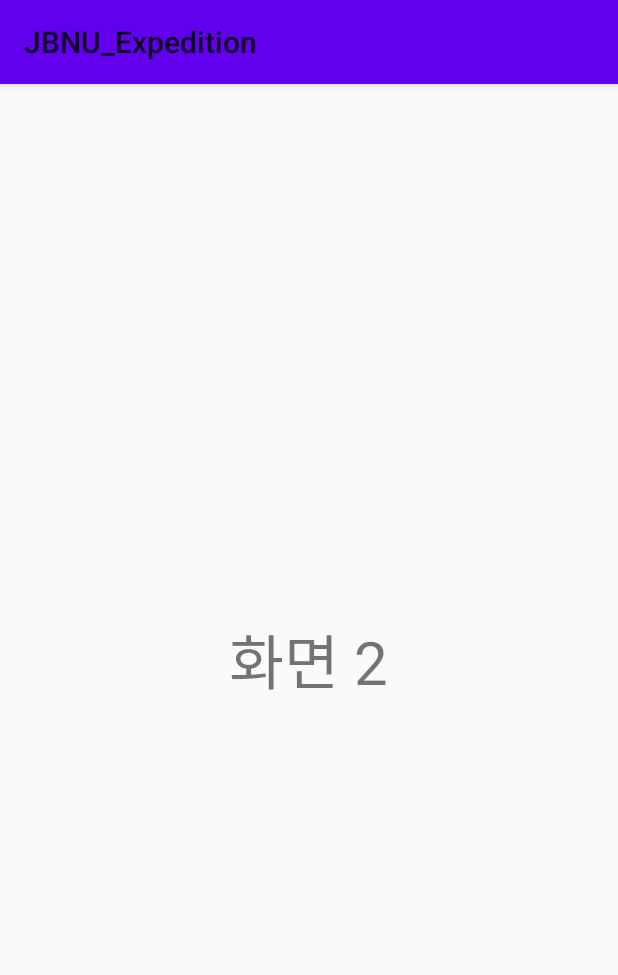
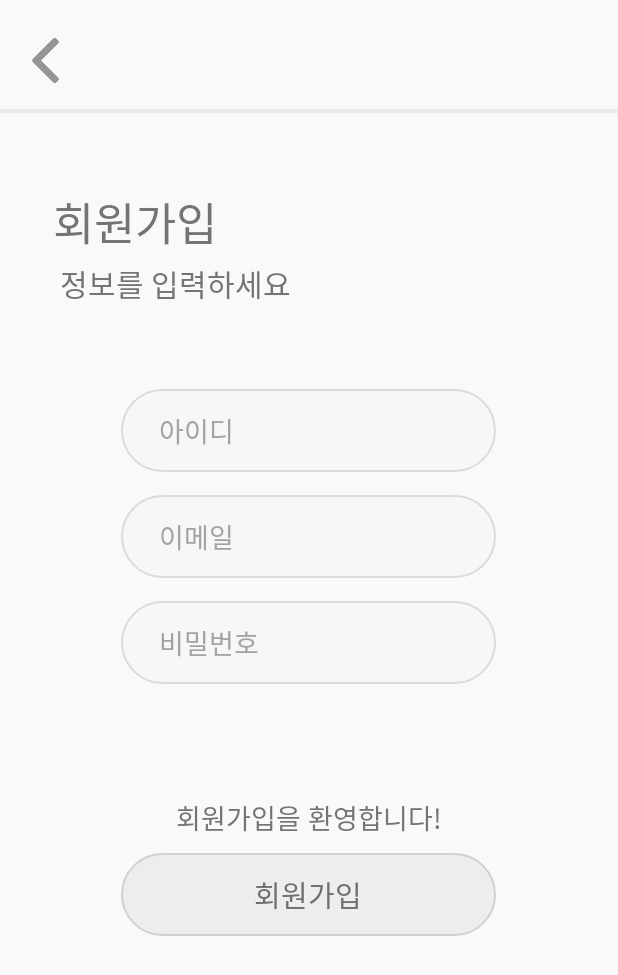
Before and after one commit to HyeSunJeong/JBNU_Expedition, an Android app: the screen it shows after launch (SignUp), after a tap on "회원가입", on a phone screen of 412 x 824 dp. Shown: the top 975 px of the screen. Run offline under Robolectric (Android 15) with nearby library versions, the phone set to English and light mode, and no system bars; our stand-ins replace Firebase (no records; nobody signed in at launch, a user with empty details on screens opened directly).

Commit message:
sign-up 화면 구현 및 firebase 연결

```diff
--- a/app/src/main/java/kr/ac/jbnu/se/JBNU_Expedition/SignIn.java
+++ b/app/src/main/java/kr/ac/jbnu/se/JBNU_Expedition/SignIn.java
@@ -3,39 +3,62 @@ package kr.ac.jbnu.se.JBNU_Expedition;
 import android.content.Intent;
 import android.os.Bundle;
 import android.view.View;
-import android.widget.Button;
+import android.widget.EditText;
 import android.widget.ImageButton;
 import android.widget.TextView;
 import android.widget.Toast;
 
+import androidx.annotation.NonNull;
 import androidx.appcompat.app.AppCompatActivity;
+
+import com.google.android.gms.tasks.OnCompleteListener;
+import com.google.android.gms.tasks.Task;
+import com.google.firebase.FirebaseApp;
+import com.google.firebase.auth.AuthResult;
+import com.google.firebase.auth.FirebaseAuth;
+import com.google.firebase.auth.FirebaseUser;
 
 public class SignIn extends AppCompatActivity {
 
     // 변수 선언
-    ImageButton sign_in_btn;
-    TextView sign_up_btn;
+    private FirebaseAuth firebaseAuth;
+    private FirebaseAuth.AuthStateListener firebaseAuthListener;
+    private EditText signInEmail;
+    private EditText signInPassword;
+    private ImageButton signInBtn;
+    private TextView signUpBtn;
 
     @Override
     protected void onCreate(Bundle savedInstanceState) {
         super.onCreate(savedInstanceState);
         setContentView(R.layout.sign_in);
+        FirebaseApp.initializeApp(this);
 
         // 변수와 xml 파일의 id 연결
-        sign_in_btn = findViewById(R.id.sign_in_btn);
-        sign_up_btn = findViewById(R.id.sign_up_btn);
+        firebaseAuth = FirebaseAuth.getInstance();
 
-        // 로그인 버튼
-        sign_in_btn.setOnClickListener(new View.OnClickListener() {
+        signInEmail = (EditText) findViewById(R.id.sign_in_email);
+        signInPassword = (EditText) findViewById(R.id.sign_in_password);
+
+        signInBtn = (ImageButton) findViewById(R.id.sign_in_btn);
+        signUpBtn = (TextView) findViewById(R.id.sign_up_btn);
+
+
+
+        // 로그인 버튼: 공백 구별
+        signInBtn.setOnClickListener(new View.OnClickListener() {
             @Override
             public void onClick(View view) {
-                Intent intent = new Intent(getApplicationContext(), Map.class);
-                startActivity(intent);
+                if (!signInEmail.getText().toString().equals("") && !signInPassword.getText().toString().equals("")) {
+                    loginUser(signInEmail.getText().toString(), signInPassword.getText().toString());
+                } else {
+                    Toast.makeText(SignIn.this, "이메일과 비밀번호를 입력하세요.", Toast.LENGTH_LONG).show();
+                }
             }
         });
 
         // 회원가입 버튼
-        sign_up_btn.setOnClickListener(new View.OnClickListener() {
+        signUpBtn.setOnClickListener(new View.OnClickListener() {
             @Override
             public void onClick(View view) {
                 Intent intent = new Intent(getApplicationContext(), SignUp.class);
@@ -43,4 +66,40 @@ public class SignIn extends AppCompatActivity {
             }
         });
     }
+
+    // 로그인 버튼: 성공 및 실패
+    public void loginUser(String email, String password) {
+        firebaseAuth.signInWithEmailAndPassword(email, password)
+                .addOnCompleteListener(this, new OnCompleteListener<AuthResult>() {
+                    @Override
+                    public void onComplete(@NonNull Task<AuthResult> task) {
+                        if (task.isSuccessful()) {
+                            // 로그인 성공
+                            Toast.makeText(SignIn.this, "로그인 성공", Toast.LENGTH_SHORT).show();
+                            firebaseAuth.addAuthStateListener(firebaseAuthListener);
+                            Intent intent = new Intent(getApplicationContext(), Map.class);
+                            startActivity(intent);
+
+                        } else {
+                            // 로그인 실패
+                            Toast.makeText(SignIn.this, "아이디 또는 비밀번호가 일치하지 않습니다.", Toast.LENGTH_SHORT).show();
+                        }
+                    }
+                });
+    }
+
+    // 파이어베이스 실행, 중지
+    @Override
+    protected void onStart() {
+        super.onStart();
+    }
+
+    @Override
+    protected void onStop() {
+        super.onStop();
+        if (firebaseAuthListener != null) {
+            firebaseAuth.removeAuthStateListener(firebaseAuthListener);
+        }
+    }
+
 }
--- a/app/src/main/java/kr/ac/jbnu/se/JBNU_Expedition/SignUp.java
+++ b/app/src/main/java/kr/ac/jbnu/se/JBNU_Expedition/SignUp.java
@@ -1,14 +1,91 @@
 package kr.ac.jbnu.se.JBNU_Expedition;
 
+import android.content.Intent;
 import android.os.Bundle;
+import android.view.View;
+import android.widget.ImageButton;
+import android.widget.ImageView;
+import android.widget.TextView;
 
-import androidx.annotation.Nullable;
+import android.widget.Button;
+import android.widget.EditText;
+import android.widget.Toast;
+
+import androidx.annotation.NonNull;
 import androidx.appcompat.app.AppCompatActivity;
 
+import com.google.android.gms.tasks.OnCompleteListener;
+import com.google.android.gms.tasks.Task;
+import com.google.firebase.auth.AuthResult;
+import com.google.firebase.auth.FirebaseAuth;
+import androidx.annotation.Nullable;
+
 public class SignUp extends AppCompatActivity {
+
+    private ImageButton joinBtn;
+    private ImageView signUpBack;
+
+    private EditText signUpId;
+    private EditText signUpEmail;
+    private EditText signUpPassword;
+
+    private FirebaseAuth firebaseAuth;
+
     @Override
     protected void onCreate(@Nullable Bundle savedInstanceState) {
         super.onCreate(savedInstanceState);
         setContentView(R.layout.sign_up);
+
+        // 변수와 xml 파일의 id 연결
+        joinBtn = (ImageButton) findViewById(R.id.join_btn);
+        signUpBack = (ImageView) findViewById(R.id.sign_up_back);
+
+        signUpId = (EditText) findViewById(R.id.sign_up_id);
+        signUpEmail = (EditText) findViewById(R.id.sign_up_email);
+        signUpPassword = (EditText) findViewById(R.id.sign_up_password);
+
+        firebaseAuth = FirebaseAuth.getInstance();
+
+        // 회원가입: 공백 구별
+        joinBtn.setOnClickListener(new View.OnClickListener() {
+            @Override
+            public void onClick(View v) {
+                if (!signUpEmail.getText().toString().equals("") && !signUpPassword.getText().toString().equals("")) {
+                    // 이메일과 비밀번호가 공백이 아닌 경우
+                    createUser(signUpEmail.getText().toString(), signUpEmail.getText().toString(), signUpId.getText().toString());
+                } else {
+                    // 이메일과 비밀번호가 공백인 경우
+                    Toast.makeText(SignUp.this, "이메일과 비밀번호를 입력하세요.", Toast.LENGTH_LONG).show();
+                }
+            }
+        });
+
+        // 회원 가입 창에서 뒤로가기 버튼 누르면, 로그인 화면으로 이동
+        signUpBack.setOnClickListener(new View.OnClickListener() {
+            @Override
+            public void onClick(View view) {
+                Intent intent = new Intent(getApplicationContext(), SignIn.class);
+                startActivity(intent);
+            }
+        });
+    }
+
+    // 회원가입: 성공 및 실패
+    private void createUser(String email, String password, String name) {
+        firebaseAuth.createUserWithEmailAndPassword(email, password)
+                .addOnCompleteListener(this, new OnCompleteListener<AuthResult>() {
+                    @Override
+                    public void onComplete(@NonNull Task<AuthResult> task) {
+                        if (task.isSuccessful()) {
+                            // 회원가입 성공시
+                            Toast.makeText(SignUp.this, name + "님, 환영합니다!", Toast.LENGTH_SHORT).show();
+                            Intent intent = new Intent(getApplicationContext(), SignIn.class);
+                            startActivity(intent);
+                        } else {
+                            // 계정이 중복된 경우
+                            Toast.makeText(SignUp.this, "이미 등록된 계정입니다.", Toast.LENGTH_SHORT).show();
+                        }
+                    }
+                });
     }
 }
--- /dev/null
+++ b/app/src/main/res/drawable/line.xml
@@ -0,0 +1,18 @@
+<?xml version="1.0" encoding="utf-8"?>
+<layer-list xmlns:android="http://schemas.android.com/apk/res/android">
+
+    <item android:width="414dp"
+        android:height="2.5dp">
+
+        <shape android:shape="rectangle">
+            <solid android:color="#E9E9E9" />
+            <corners
+                android:bottomLeftRadius="52dp"
+                android:bottomRightRadius="52dp"
+                android:topLeftRadius="52dp"
+                android:topRightRadius="52dp"/>
+        </shape>
+
+    </item>
+
+</layer-list>
--- a/app/src/main/res/layout/sign_in.xml
+++ b/app/src/main/res/layout/sign_in.xml
@@ -2,7 +2,6 @@
 <LinearLayout xmlns:android="http://schemas.android.com/apk/res/android"
     android:layout_width="match_parent"
     android:layout_height="match_parent"
-    xmlns:app="http://schemas.android.com/apk/res-auto"
     android:orientation="vertical"
     android:gravity="center_horizontal"
     android:background="#F9F9F9">
@@ -16,8 +15,8 @@
     </ImageView>
 
     <TextView
-        android:layout_width="210dp"
-        android:layout_height="55dp"
+        android:layout_width="wrap_content"
+        android:layout_height="wrap_content"
         android:layout_marginTop="15dp"
         android:gravity="center"
         android:text="전북대 탐험"
@@ -27,8 +26,8 @@
     </TextView>
 
     <TextView
-        android:layout_width="155dp"
-        android:layout_height="25dp"
+        android:layout_width="wrap_content"
+        android:layout_height="wrap_content"
         android:gravity="center"
         android:layout_marginTop="6dp"
         android:text="JBNU Expedition"
@@ -38,22 +37,26 @@
     </TextView>
 
     <EditText
-        android:layout_marginTop="90dp"
+        android:id="@+id/sign_in_email"
+        android:layout_marginTop="85dp"
         android:background="@drawable/edit_text_border"
         android:layout_width="wrap_content"
         android:layout_height="wrap_content"
-        android:hint="     아이디"
+        android:hint="이메일"
+        android:paddingLeft="25dp"
         android:textColorHint="#A3A3A3"
         android:fontFamily="@font/apple_sd_gothic_neo_medium"
         android:textSize="18dp">
     </EditText>
 
     <EditText
+        android:id="@+id/sign_in_password"
         android:layout_marginTop="10dp"
         android:background="@drawable/edit_text_border"
         android:layout_width="wrap_content"
         android:layout_height="wrap_content"
-        android:hint="     비밀번호"
+        android:paddingLeft="25dp"
+        android:hint="비밀번호"
         android:textColorHint="#A3A3A3"
         android:fontFamily="@font/apple_sd_gothic_neo_medium"
         android:textSize="18dp">
--- a/app/src/main/res/layout/sign_up.xml
+++ b/app/src/main/res/layout/sign_up.xml
@@ -2,14 +2,127 @@
 <LinearLayout xmlns:android="http://schemas.android.com/apk/res/android"
     android:layout_width="match_parent"
     android:layout_height="match_parent"
-    android:gravity="center"
-    android:orientation="vertical">
+    android:orientation="vertical"
+    android:background="#F9F9F9">
+
+    <ImageView
+        android:id="@+id/sign_up_back"
+        android:layout_marginLeft="15dp"
+        android:layout_marginTop="25dp"
+        android:layout_width="30dp"
+        android:layout_height="30dp"
+        android:layout_marginRight="10dp"
+        android:src="@drawable/back">
+    </ImageView>
+
+    <ImageView
+        android:layout_marginTop="17dp"
+        android:layout_width="wrap_content"
+        android:layout_height="wrap_content"
+        android:background="@drawable/line">
+    </ImageView>
 
     <TextView
         android:layout_width="wrap_content"
         android:layout_height="wrap_content"
-        android:layout_gravity="center"
-        android:text="화면 2"
-        android:textSize="40sp"/>
+        android:layout_marginTop="50dp"
+        android:layout_marginLeft="35dp"
+        android:gravity="center"
+        android:text="회원가입"
+        android:textSize="30dp"
+        android:textColor="#747474"
+        android:fontFamily="@font/apple_sd_gothic_neo_heavy">
+    </TextView>
+
+    <TextView
+        android:layout_width="wrap_content"
+        android:layout_height="wrap_content"
+        android:layout_marginTop="3dp"
+        android:layout_marginLeft="40dp"
+        android:gravity="center"
+        android:text="정보를 입력하세요"
+        android:textSize="20dp"
+        android:textColor="#747474"
+        android:fontFamily="@font/apple_sd_gothic_neo_bold">
+    </TextView>
+
+    <LinearLayout
+        android:layout_width="match_parent"
+        android:layout_height="match_parent"
+        android:layout_marginTop="55dp"
+        android:orientation="vertical"
+        android:gravity="center_horizontal">
+
+        <EditText
+            android:id="@+id/sign_up_id"
+            android:background="@drawable/edit_text_border"
+            android:layout_width="wrap_content"
+            android:layout_height="wrap_content"
+            android:hint="아이디"
+            android:paddingLeft="25dp"
+            android:textColorHint="#A3A3A3"
+            android:fontFamily="@font/apple_sd_gothic_neo_medium"
+            android:textSize="18dp">
+        </EditText>
+
+        <EditText
+            android:id="@+id/sign_up_email"
+            android:layout_marginTop="15dp"
+            android:background="@drawable/edit_text_border"
+            android:layout_width="wrap_content"
+            android:layout_height="wrap_content"
+            android:paddingLeft="25dp"
+            android:hint="이메일"
+            android:textColorHint="#A3A3A3"
+            android:fontFamily="@font/apple_sd_gothic_neo_medium"
+            android:textSize="18dp">
+        </EditText>
+
+        <EditText
+            android:id="@+id/sign_up_password"
+            android:layout_marginTop="15dp"
+            android:background="@drawable/edit_text_border"
+            android:layout_width="wrap_content"
+            android:layout_height="wrap_content"
+            android:paddingLeft="25dp"
+            android:hint="비밀번호"
+            android:textColorHint="#A3A3A3"
+            android:fontFamily="@font/apple_sd_gothic_neo_medium"
+            android:textSize="18dp">
+        </EditText>
+
+        <TextView
+            android:layout_width="wrap_content"
+            android:layout_height="wrap_content"
+            android:layout_marginTop="75dp"
+            android:gravity="center"
+            android:text="회원가입을 환영합니다!"
+            android:textSize="18dp"
+            android:textColor="#747474"
+            android:fontFamily="@font/apple_sd_gothic_neo_bold">
+        </TextView>
+
+        <FrameLayout
+            android:layout_width="wrap_content"
+            android:layout_height="wrap_content">
+            <ImageButton
+                android:id="@+id/join_btn"
+                android:layout_marginTop="10dp"
+                android:background="@drawable/login_border"
+                android:layout_width="wrap_content"
+                android:layout_height="wrap_content">
+            </ImageButton>
+            <TextView
+                android:layout_marginTop="5dp"
+                android:layout_width="wrap_content"
+                android:layout_height="wrap_content"
+                android:layout_gravity="center"
+                android:text="회원가입"
+                android:textSize="19dp"
+                android:textColor="#6F6F6F"
+                android:fontFamily="@font/apple_sd_gothic_neo_bold"/>
+        </FrameLayout>
+
+    </LinearLayout>
 
 </LinearLayout>
--- a/app/src/main/res/values/themes.xml
+++ b/app/src/main/res/values/themes.xml
@@ -12,5 +12,7 @@
         <!-- Status bar color. -->
         <item name="android:statusBarColor" tools:targetApi="l">?attr/colorPrimaryVariant</item>
         <!-- Customize your theme here. -->
+        <item name="windowActionBar">false</item>
+        <item name="windowNoTitle">true</item>
     </style>
 </resources>
```
Also changed, not shown: app/build.gradle (+7 -0 lines), build.gradle (+21 -2 lines), app/src/main/res/drawable-v24/back.png (added), settings.gradle (line endings or trailing spaces), 1 other file.
